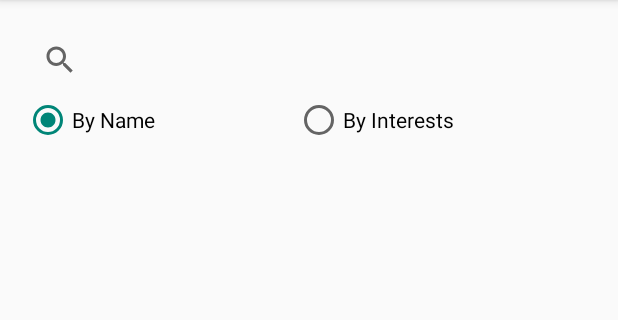
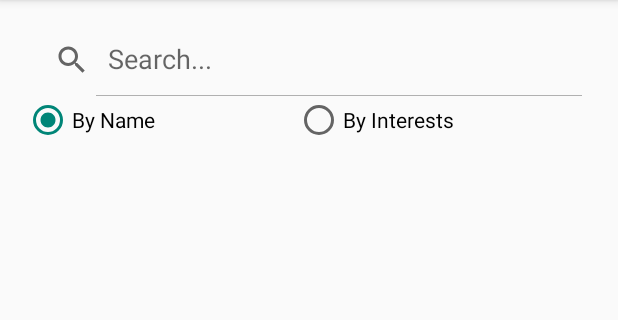
Before and after one commit to jagrutipatil/SnappyChat, an Android app: the fragment SearchFragment placed in its activity, on a phone screen of 412 x 824 dp, the part 84-404 px from its top. Run offline under Robolectric (Android 15) with nearby library versions, the phone set to English and light mode, and no system bars; our stand-ins replace Firebase (no records; nobody signed in at launch, a user with empty details on screens opened directly); libraries missing offline, so code that uses them is left out: com.roughike.bottombar; 10 statements that could not run were skipped.

Commit message:
Added search bar text

```diff
--- a/app/src/main/AndroidManifest.xml
+++ b/app/src/main/AndroidManifest.xml
@@ -28,7 +28,6 @@
                 <category android:name="android.intent.category.LAUNCHER" />
             </intent-filter>
         </activity>
-        <activity android:name=".HomeActivity"></activity>
         <activity
             android:name=".AdvancedSettingActivity"
             android:parentActivityName=".UserProfileActivity"></activity>
--- a/app/src/main/java/edu/sjsu/snappychat/fragment/SearchFragment.java
+++ b/app/src/main/java/edu/sjsu/snappychat/fragment/SearchFragment.java
@@ -74,6 +74,7 @@ public class SearchFragment extends Fragment {
 
         searchView = (SearchView) view.findViewById(R.id.search_list);
         searchView.setQueryHint("Search...");
+        searchView.setIconifiedByDefault(false);
 
         mDatabaseReference.child(Constant.ADVANCED_SETTINGS).orderByChild("visibility").equalTo(Constant.PUBLIC_VISIBILITY).addListenerForSingleValueEvent(new ValueEventListener() {
             @Override
--- a/app/src/main/res/layout/fragment_search.xml
+++ b/app/src/main/res/layout/fragment_search.xml
@@ -1,6 +1,5 @@
 <?xml version="1.0" encoding="utf-8"?>
 <FrameLayout xmlns:android="http://schemas.android.com/apk/res/android"
-    xmlns:app="http://schemas.android.com/apk/res-auto"
     xmlns:tools="http://schemas.android.com/tools"
     android:id="@+id/activity_search"
     android:layout_width="match_parent"
@@ -12,16 +11,15 @@
     tools:context="edu.sjsu.snappychat.fragment.SearchFragment">
 
     <LinearLayout
-        android:orientation="vertical"
         android:layout_width="match_parent"
-        android:layout_height="match_parent">
+        android:layout_height="match_parent"
+        android:orientation="vertical">
 
         <SearchView
+            android:id="@+id/search_list"
             android:layout_width="match_parent"
             android:layout_height="wrap_content"
-            android:id="@+id/search_list"
-            android:queryHint="Search...."
-            app:queryHint="Search...">
+            android:queryHint="Search....">
 
         </SearchView>
 
@@ -31,26 +29,26 @@
             android:orientation="horizontal">
 
             <RadioButton
-                android:text="By Name"
+                android:id="@+id/by_email"
                 android:layout_width="wrap_content"
                 android:layout_height="wrap_content"
-                android:id="@+id/by_email"
                 android:layout_weight="1"
-                android:checked="true" />
+                android:checked="true"
+                android:text="By Name" />
 
             <RadioButton
-                android:text="By Interests"
+                android:id="@+id/by_interests"
                 android:layout_width="wrap_content"
                 android:layout_height="wrap_content"
-                android:id="@+id/by_interests"
-                android:layout_weight="1" />
+                android:layout_weight="1"
+                android:text="By Interests" />
 
         </RadioGroup>
 
         <ListView
+            android:id="@+id/list"
             android:layout_width="match_parent"
-            android:layout_height="match_parent"
-            android:id="@+id/list" />
+            android:layout_height="match_parent" />
 
     </LinearLayout>
 
```
